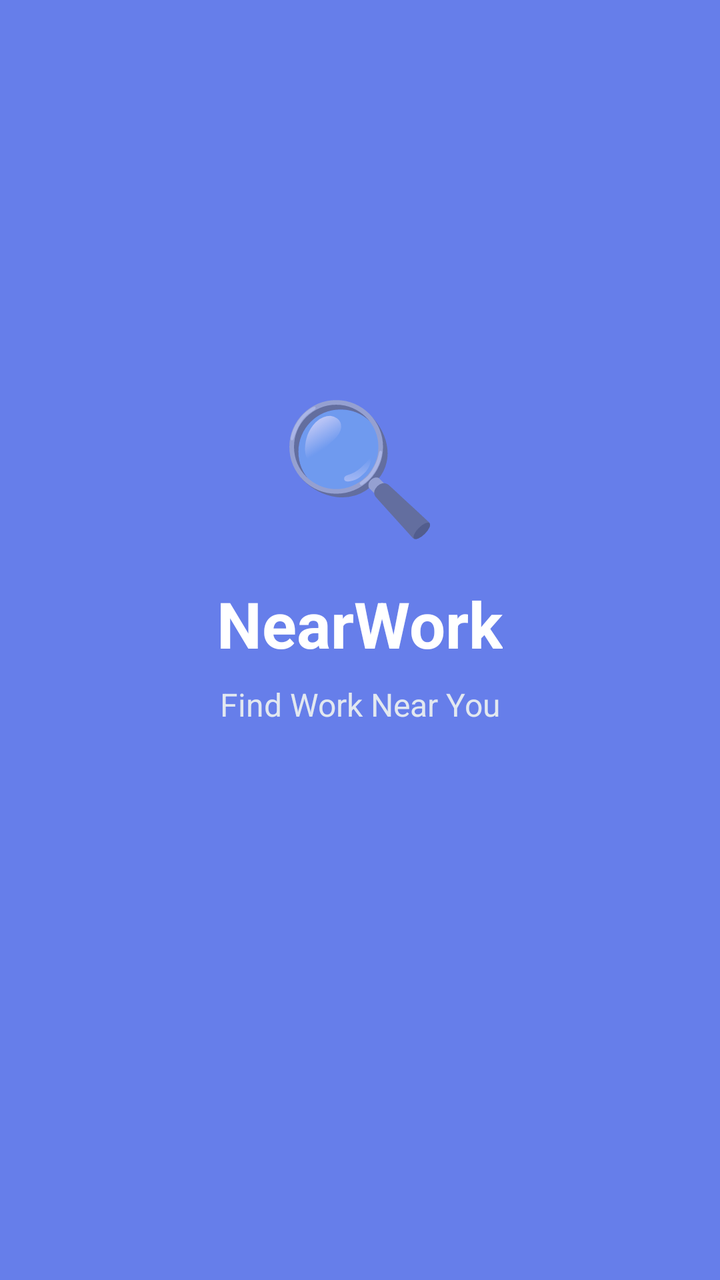
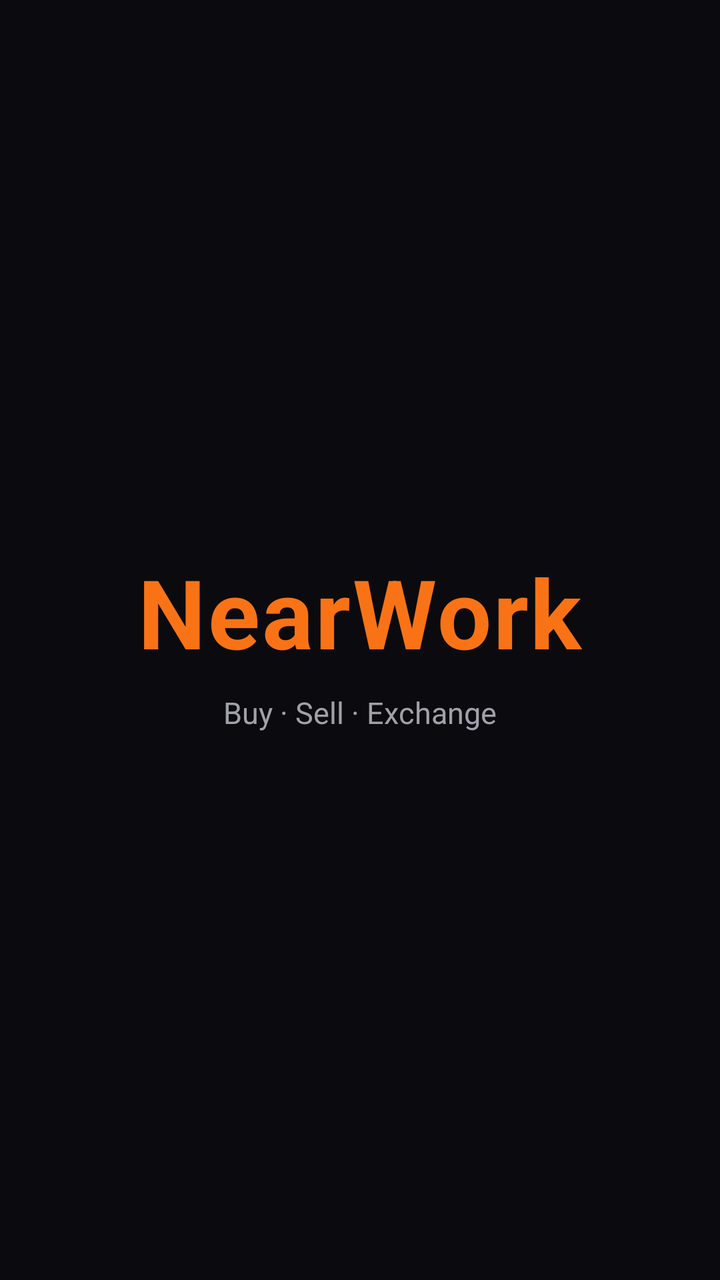

The first picture is an Android layout as it rendered before a commit; the second is the same layout after the commit. The layout source and the unified diff follow.
<!-- AndroidManifest.xml: activity theme Theme.NearWork.Splash -->
<!-- res/layout/activity_splash.xml -->
<?xml version="1.0" encoding="utf-8"?>
<LinearLayout xmlns:android="http://schemas.android.com/apk/res/android"
    android:layout_width="match_parent"
    android:layout_height="match_parent"
    android:orientation="vertical"
    android:gravity="center"
    android:background="#667eea">

    <TextView
        android:layout_width="wrap_content"
        android:layout_height="wrap_content"
        android:text="🔍"
        android:textSize="64sp"
        android:layout_marginBottom="16dp"/>

    <TextView
        android:layout_width="wrap_content"
        android:layout_height="wrap_content"
        android:text="NearWork"
        android:textSize="32sp"
        android:textColor="#FFFFFF"
        android:textStyle="bold"
        android:layout_marginBottom="8dp"/>

    <TextView
        android:layout_width="wrap_content"
        android:layout_height="wrap_content"
        android:text="Find Work Near You"
        android:textSize="16sp"
        android:textColor="#E2E8F0"/>

    <ProgressBar
        android:layout_width="wrap_content"
        android:layout_height="wrap_content"
        android:layout_marginTop="40dp"
        android:indeterminateTint="#FFFFFF"/>

</LinearLayout>
<!-- resources referenced by this layout -->
<resources>
  <style name="Theme.NearWork.Splash" parent="Theme.MaterialComponents.DayNight.NoActionBar">
          <item name="android:windowBackground">#667eea</item>
          <item name="android:statusBarColor">#667eea</item>
          <item name="android:navigationBarColor">#667eea</item>
          <item name="colorPrimary">#667eea</item>
      </style>
</resources>

<!-- the commit's change to res/layout/activity_splash.xml (unified diff, before → after) -->
@@ -1,38 +1,42 @@
 <?xml version="1.0" encoding="utf-8"?>
-<LinearLayout xmlns:android="http://schemas.android.com/apk/res/android"
+<RelativeLayout xmlns:android="http://schemas.android.com/apk/res/android"
     android:layout_width="match_parent"
     android:layout_height="match_parent"
-    android:orientation="vertical"
-    android:gravity="center"
-    android:background="#667eea">
+    android:background="@color/bg_main">
 
-    <TextView
+    <LinearLayout
         android:layout_width="wrap_content"
         android:layout_height="wrap_content"
-        android:text="🔍"
-        android:textSize="64sp"
-        android:layout_marginBottom="16dp"/>
+        android:layout_centerInParent="true"
+        android:orientation="vertical"
+        android:gravity="center">
 
-    <TextView
+        <TextView
+            android:layout_width="wrap_content"
+            android:layout_height="wrap_content"
+            android:text="@string/app_name"
+            android:textSize="48sp"
+            android:textStyle="bold"
+            android:textColor="@color/accent"
+            android:letterSpacing="0.02"/>
+
+        <TextView
+            android:layout_width="wrap_content"
+            android:layout_height="wrap_content"
+            android:text="Buy · Sell · Exchange"
+            android:textSize="@dimen/text_body"
+            android:textColor="@color/text_secondary"
+            android:layout_marginTop="@dimen/sp_xs"/>
+
+    </LinearLayout>
+
+    <ProgressBar
+        android:id="@+id/splashProgress"
         android:layout_width="wrap_content"
         android:layout_height="wrap_content"
-        android:text="NearWork"
-        android:textSize="32sp"
-        android:textColor="#FFFFFF"
-        android:textStyle="bold"
-        android:layout_marginBottom="8dp"/>
+        android:layout_alignParentBottom="true"
+        android:layout_centerHorizontal="true"
+        android:layout_marginBottom="64dp"
+        android:indeterminateTint="@color/accent"/>
 
-    <TextView
-        android:layout_width="wrap_content"
-        android:layout_height="wrap_content"
-        android:text="Find Work Near You"
-        android:textSize="16sp"
-        android:textColor="#E2E8F0"/>
-
-    <ProgressBar
-        android:layout_width="wrap_content"
-        android:layout_height="wrap_content"
-        android:layout_marginTop="40dp"
-        android:indeterminateTint="#FFFFFF"/>
-
-</LinearLayout>
+</RelativeLayout>
<!-- resource entries referenced after the edit -->
@@ -1,10 +1,75 @@
 <!-- resources referenced by this layout -->
 <resources>
-  <style name="Theme.NearWork.Splash" parent="Theme.MaterialComponents.DayNight.NoActionBar">
-          <item name="android:windowBackground">#667eea</item>
-          <item name="android:statusBarColor">#667eea</item>
-          <item name="android:navigationBarColor">#667eea</item>
-          <item name="colorPrimary">#667eea</item>
+  <color name="accent">#F97316</color>
+  <color name="bg_main">#0B0B0F</color>
+  <color name="text_secondary">#A1A1AA</color>
+  <dimen name="sp_xs">8dp</dimen>
+  <dimen name="text_body">15sp</dimen>
+  <string name="app_name">NearWork</string>
+  <style name="Theme.NearWork.Splash" parent="Theme.NearWork">
+          <item name="android:windowBackground">@color/bg_main</item>
+          <item name="android:windowFullscreen">false</item>
+          <item name="android:windowActionBar">false</item>
+          <item name="android:windowNoTitle">true</item>
       </style>
+  <style name="Theme.NearWork" parent="Theme.MaterialComponents.NoActionBar">
+          
+          <item name="colorPrimary">@color/accent</item>
+          <item name="colorPrimaryVariant">@color/accent_pressed</item>
+          <item name="colorOnPrimary">@color/white</item>
+  
+          
+          <item name="colorSecondary">@color/accent</item>
+          <item name="colorSecondaryVariant">@color/accent_pressed</item>
+          <item name="colorOnSecondary">@color/white</item>
+  
+          
+          <item name="android:colorBackground">@color/bg_main</item>
+          <item name="colorSurface">@color/bg_surface</item>
+          <item name="colorOnSurface">@color/text_primary</item>
+  
+          
+          <item name="android:statusBarColor">@color/bg_main</item>
+          <item name="android:navigationBarColor">@color/bg_main</item>
+          <item name="android:windowLightStatusBar">false</item>
+          <item name="android:windowLightNavigationBar" tools:targetApi="o_mr1">false</item>
+  
+          
+          <item name="colorError">@color/danger</item>
+          <item name="colorOnError">@color/white</item>
+  
+          
+          <item name="bottomNavigationStyle">@style/Widget.NearWork.BottomNav</item>
+          <item name="materialButtonStyle">@style/Widget.NearWork.Button.Primary</item>
+      </style>
+  <color name="accent_pressed">#EA580C</color>
+  <color name="white">#FFFFFF</color>
+  <color name="bg_surface">#16161F</color>
+  <color name="text_primary">#FFFFFF</color>
+  <color name="danger">#EF4444</color>
+  <style name="Widget.NearWork.BottomNav" parent="Widget.MaterialComponents.BottomNavigationView.Colored">
+          <item name="android:background">@color/nav_bg</item>
+          <item name="itemIconTint">@color/nav_item_tint</item>
+          <item name="itemTextColor">@color/nav_item_tint</item>
+          <item name="itemIconSize">24dp</item>
+          <item name="labelVisibilityMode">labeled</item>
+          <item name="elevation">8dp</item>
+      </style>
+  <style name="Widget.NearWork.Button.Primary" parent="Widget.MaterialComponents.Button">
+          <item name="android:layout_height">@dimen/button_height</item>
+          <item name="android:textSize">@dimen/text_body</item>
+          <item name="android:textStyle">bold</item>
+          <item name="android:textColor">@color/white</item>
+          <item name="android:letterSpacing">0.02</item>
+          <item name="android:textAllCaps">false</item>
+          <item name="backgroundTint">@color/accent</item>
+          <item name="cornerRadius">@dimen/radius_md</item>
+          <item name="android:paddingStart">@dimen/sp_lg</item>
+          <item name="android:paddingEnd">@dimen/sp_lg</item>
+      </style>
+  <color name="nav_bg">#0F0F15</color>
+  <dimen name="button_height">48dp</dimen>
+  <dimen name="radius_md">12dp</dimen>
+  <dimen name="sp_lg">20dp</dimen>
 </resources>
 
